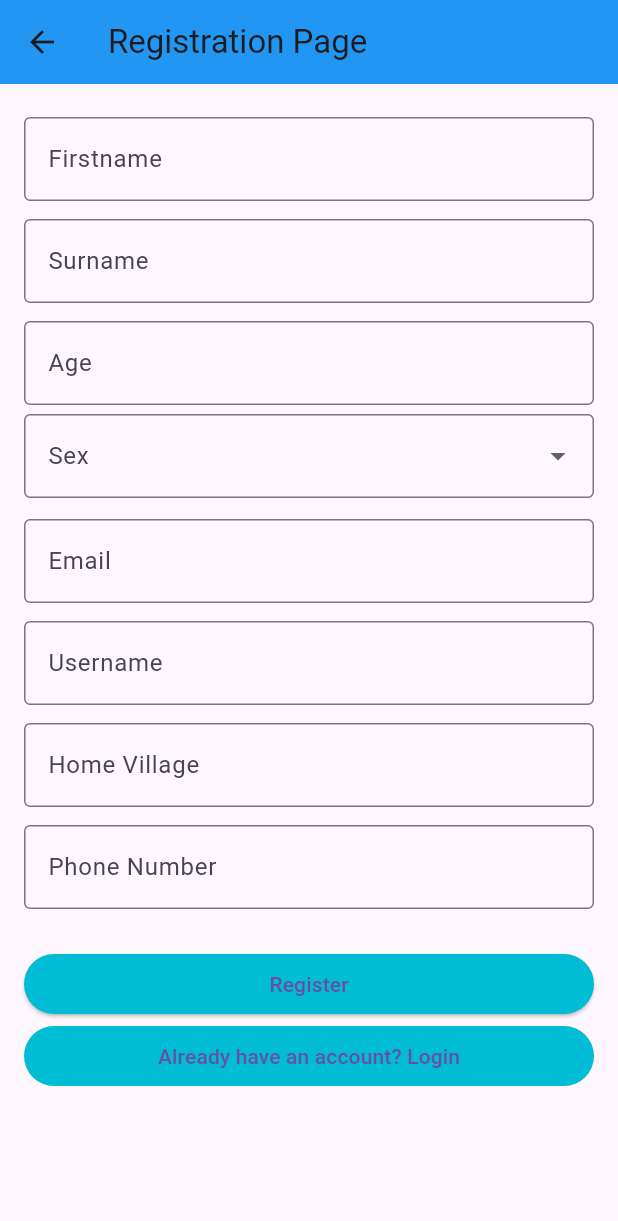
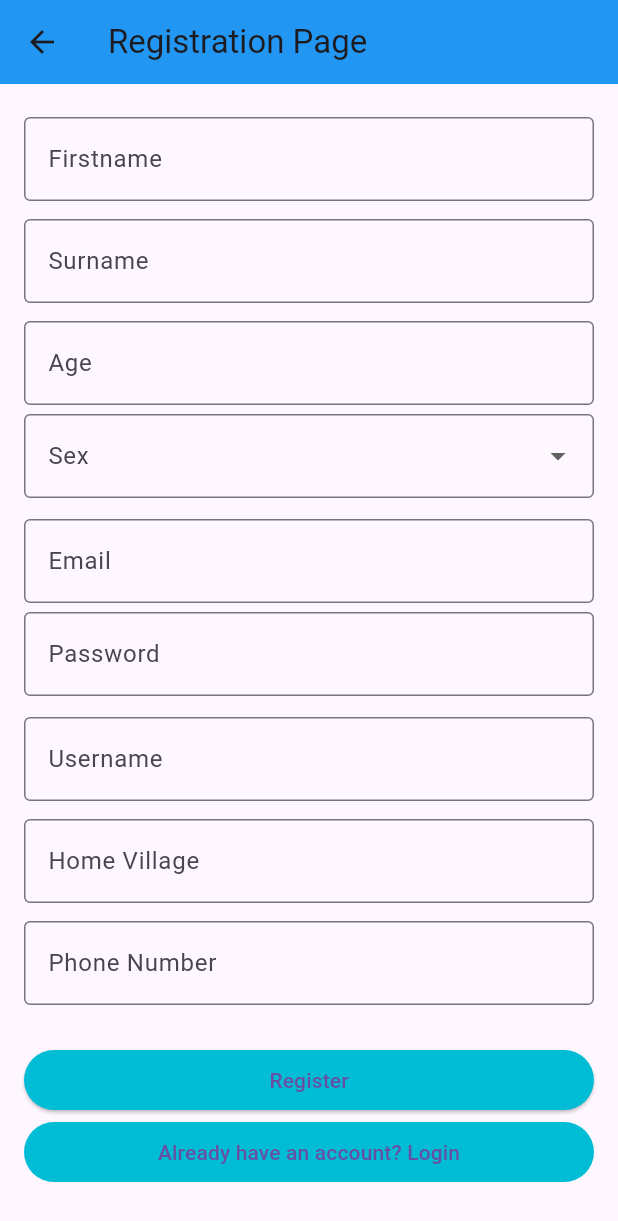
Before and after one commit to yankhofunsani/mw_antenalcare, a Flutter app: the screen it shows after launch, after a tap on "Not yet registered ? click here to regis", on a phone screen of 412 x 824 dp. Shown: the top 1221 px of the screen. Run offline on Flutter 3.47's test engine with Material 3 defaults, Android fonts, the phone set to English and light mode, and no system bars; our stand-ins replace cloud_firestore, firebase_auth, firebase_core; accounts and stored records are empty.

Commit message:
more registation commits

```diff
--- /dev/null
+++ b/lib/homepage.dart
@@ -0,0 +1,86 @@
+import 'package:flutter/material.dart';
+// LANDING PAGE CODE
+class HomePage extends StatelessWidget{
+  const HomePage({Key? key}): super(key: key);
+
+@override
+Widget build(BuildContext context) {
+  final List<Widget> formItems = [
+    TextField(
+      decoration: InputDecoration(
+        labelText: 'Username or Email',
+        border: OutlineInputBorder(),
+        prefixIcon: Icon(Icons.person, color: Colors.blue),
+        labelStyle: TextStyle(fontSize: 16, color: Colors.black, fontFamily: 'Roboto'),
+      ),
+    ),
+    TextField(
+      obscureText: true,
+      decoration: InputDecoration(
+        labelText: "Password",
+        border: OutlineInputBorder(),
+        prefixIcon: Icon(Icons.lock, color: Colors.blue),
+        labelStyle: TextStyle(fontSize: 16, color: Colors.black, fontFamily: 'Roboto'),
+      ),
+    ),
+    TextButton(
+      onPressed: () async {
+        // login logic
+      },
+      style: TextButton.styleFrom(
+        padding: EdgeInsets.symmetric( vertical: 12),
+        backgroundColor: Colors.blueAccent,
+      ),
+      child: Text(
+        'Login',
+        textAlign: TextAlign.center,
+        style: TextStyle(
+          fontSize: 20,
+          fontWeight: FontWeight.bold,
+          color: Colors.white,
+          fontFamily: 'Roboto',
+        ),
+      ),
+    ),
+    TextButton(
+      onPressed: () {
+        Navigator.pushNamed(
+      context, '/register'
+     // MaterialPageRoute(builder: (context) => RegisterPage()),
+    );
+      },
+      style: TextButton.styleFrom(
+        padding: EdgeInsets.zero,
+        foregroundColor: Colors.blueAccent,
+        minimumSize: Size(0, 0),
+        tapTargetSize: MaterialTapTargetSize.shrinkWrap
+      ),
+      child: Text(
+        'Not yet registered ? click here to register',
+        style: TextStyle(
+          fontSize: 20,
+          fontWeight: FontWeight.normal,
+          color: Colors.black,
+          fontFamily: 'Roboto',
+          decoration: TextDecoration.underline,
+        ),
+      ),
+    ),
+  ];
+
+  return Scaffold(
+    appBar: AppBar(
+      title: Text('Malawi Antenatal Care App'),
+      backgroundColor: Colors.blue,
+    ),
+    body: Padding(
+      padding: const EdgeInsets.all(16.0),
+      child: ListView.separated(
+        itemCount: formItems.length,
+        separatorBuilder: (context, index) => SizedBox(height: 16),
+        itemBuilder: (context, index) => formItems[index],
+      ),
+    ),
+  );
+}
+}
--- a/lib/main.dart
+++ b/lib/main.dart
@@ -1,7 +1,11 @@
 import 'package:flutter/material.dart';
 import '/registrationpage.dart';
+import '/homepage.dart';
+import 'package:firebase_core/firebase_core.dart';
 
-void main() {
+void main() async {
+   WidgetsFlutterBinding.ensureInitialized();
+   await Firebase.initializeApp();
   runApp(
      MaterialApp(
      title: 'antenatal care app',
@@ -18,88 +22,3 @@
   )
   );
 }
-// LANDING PAGE CODE
-class HomePage extends StatelessWidget{
-  const HomePage({Key? key}): super(key: key);
-
-@override
-Widget build(BuildContext context) {
-  final List<Widget> formItems = [
-    TextField(
-      decoration: InputDecoration(
-        labelText: 'Username or Email',
-        border: OutlineInputBorder(),
-        prefixIcon: Icon(Icons.person, color: Colors.blue),
-        labelStyle: TextStyle(fontSize: 16, color: Colors.black, fontFamily: 'Roboto'),
-      ),
-    ),
-    TextField(
-      obscureText: true,
-      decoration: InputDecoration(
-        labelText: "Password",
-        border: OutlineInputBorder(),
-        prefixIcon: Icon(Icons.lock, color: Colors.blue),
-        labelStyle: TextStyle(fontSize: 16, color: Colors.black, fontFamily: 'Roboto'),
-      ),
-    ),
-    TextButton(
-      onPressed: () async {
-        // login logic
-      },
-      style: TextButton.styleFrom(
-        padding: EdgeInsets.symmetric( vertical: 12),
-        backgroundColor: Colors.blueAccent,
-      ),
-      child: Text(
-        'Login',
-        textAlign: TextAlign.center,
-        style: TextStyle(
-          fontSize: 20,
-          fontWeight: FontWeight.bold,
-          color: Colors.white,
-          fontFamily: 'Roboto',
-        ),
-      ),
-    ),
-    TextButton(
-      onPressed: () {
-        Navigator.pushNamed(
-      context, '/register'
-     // MaterialPageRoute(builder: (context) => RegisterPage()),
-    );
-      },
-      style: TextButton.styleFrom(
-        padding: EdgeInsets.zero,
-        foregroundColor: Colors.blueAccent,
-        minimumSize: Size(0, 0),
-        tapTargetSize: MaterialTapTargetSize.shrinkWrap
-      ),
-      child: Text(
-        'Not yet registered ? click here to register',
-        style: TextStyle(
-          fontSize: 20,
-          fontWeight: FontWeight.normal,
-          color: Colors.black,
-          fontFamily: 'Roboto',
-          decoration: TextDecoration.underline,
-        ),
-      ),
-    ),
-  ];
-
-  return Scaffold(
-    appBar: AppBar(
-      title: Text('Malawi Antenatal Care App'),
-      backgroundColor: Colors.blue,
-    ),
-    body: Padding(
-      padding: const EdgeInsets.all(16.0),
-      child: ListView.separated(
-        itemCount: formItems.length,
-        separatorBuilder: (context, index) => SizedBox(height: 16), // spacing between widgets
-        itemBuilder: (context, index) => formItems[index],
-      ),
-    ),
-  );
-}
-}
--- a/lib/registrationpage.dart
+++ b/lib/registrationpage.dart
@@ -1,4 +1,6 @@
 import 'package:flutter/material.dart';
+import 'package:firebase_auth/firebase_auth.dart';
+import 'package:cloud_firestore/cloud_firestore.dart';
 
 class RegistrationPage extends StatefulWidget {
   @override
@@ -9,21 +11,53 @@ class _RegistrationPageState extends State<RegistrationPage> {
   final _formKey = GlobalKey<FormState>();
   String? sex;
   final List<String> sexOptions = ['Male', 'Female'];
-
   final firstnameController = TextEditingController();
   final surnameController = TextEditingController();
   final ageController = TextEditingController();
   final emailController = TextEditingController();
+  final passwordController = TextEditingController();
   final usernameController = TextEditingController();
   final villageController = TextEditingController();
   final phoneController = TextEditingController();
 
-  void _submitForm() {
-    if (_formKey.currentState!.validate()) {
-      ScaffoldMessenger.of(context)
-          .showSnackBar(SnackBar(content: Text('Registration Successful')));
+
+  void _submitForm() async {
+  if (_formKey.currentState!.validate()) {
+    try {
+      // Register the user with email and password
+      UserCredential userCredential = await FirebaseAuth.instance
+          .createUserWithEmailAndPassword(
+        email: emailController.text.trim(),
+        password: passwordController.text.trim(),
+      );
+      String uid = userCredential.user!.uid;
+      await FirebaseFirestore.instance.collection('users').doc(uid).set({
+        'firstname': firstnameController.text.trim(),
+        'surname': surnameController.text.trim(),
+        'age': ageController.text.trim(),
+        'sex': sex,
+        'email': emailController.text.trim(),
+        'username': usernameController.text.trim(),
+        'village': villageController.text.trim(),
+        'phone': phoneController.text.trim(),
+        'createdAt': FieldValue.serverTimestamp(),
+      });
+      ScaffoldMessenger.of(context).showSnackBar(
+        SnackBar(content: Text('Registration Successful')),
+      );
+      Navigator.pushReplacementNamed(context, '/home');
+    } on FirebaseAuthException catch (e) {
+      ScaffoldMessenger.of(context).showSnackBar(
+        SnackBar(content: Text('Error: ${e.message}')),
+      );
+    } catch (e) {
+      ScaffoldMessenger.of(context).showSnackBar(
+        SnackBar(content: Text('Error: $e')),
+      );
     }
   }
+}
+
 
   Widget buildTextField(String label, TextEditingController controller,
       {TextInputType keyboardType = TextInputType.text}) {
@@ -77,7 +111,19 @@ class _RegistrationPageState extends State<RegistrationPage> {
               SizedBox(height: 8),
               buildTextField("Email", emailController,
                   keyboardType: TextInputType.emailAddress),
-              buildTextField("Username", usernameController),
+              TextFormField(
+                controller: passwordController,
+                obscureText: true,
+                decoration: InputDecoration(
+                  border: OutlineInputBorder(),
+                  labelText: "Password",
+                ),
+                validator: (value) =>
+                    value == null || value.length < 6
+                        ? 'Password must be at least 6 characters'
+                        : null,
+),SizedBox(height: 8),
+             buildTextField("Username", usernameController),
               buildTextField("Home Village", villageController),
               buildTextField("Phone Number", phoneController,
                   keyboardType: TextInputType.phone),
```
Also changed, not shown: 1 other file.
